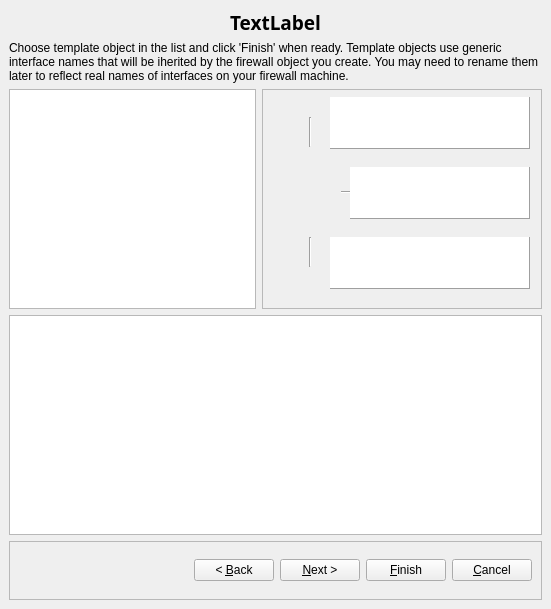
This is src/gui/newfirewalldialog_q.ui in fwbuilder/fwbuilder as Qt 5 draws it before an edit. The edited form follows.
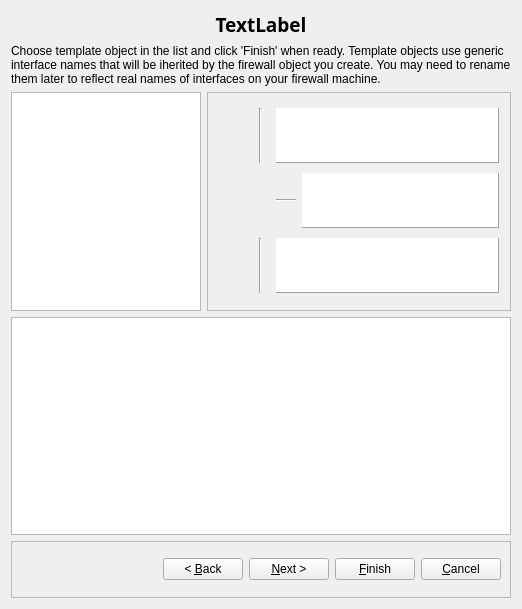
This is the edited form. The open tabs and pages were chosen to show the change. Icons and pictures are not drawn.

Commit message: updated templates.xml, new fireall dialog

```diff
--- a/src/gui/newfirewalldialog_q.ui
+++ b/src/gui/newfirewalldialog_q.ui
@@ -5,19 +5,13 @@
    <rect>
     <x>0</x>
     <y>0</y>
-    <width>551</width>
+    <width>518</width>
     <height>609</height>
    </rect>
   </property>
+  <layout class="QGridLayout" >
+   <item row="0" column="0" >
   <widget class="QLabel" name="titleLabel" >
-   <property name="geometry" >
-    <rect>
-     <x>9</x>
-     <y>9</y>
-     <width>533</width>
-     <height>26</height>
-    </rect>
-   </property>
    <property name="sizePolicy" >
     <sizepolicy vsizetype="Fixed" hsizetype="MinimumExpanding" >
      <horstretch>0</horstretch>
@@ -46,15 +40,9 @@
     <set>Qt::AlignCenter</set>
    </property>
   </widget>
+   </item>
+   <item row="1" column="0" >
   <widget class="QStackedWidget" name="stackedWidget" >
-   <property name="geometry" >
-    <rect>
-     <x>9</x>
-     <y>41</y>
-     <width>533</width>
-     <height>494</height>
-    </rect>
-   </property>
    <property name="minimumSize" >
     <size>
      <width>500</width>
@@ -1125,7 +1113,7 @@
      <item row="1" column="1" >
       <widget class="QFrame" name="frame5" >
        <property name="sizePolicy" >
-        <sizepolicy vsizetype="Preferred" hsizetype="Fixed" >
+          <sizepolicy vsizetype="Preferred" hsizetype="Expanding" >
          <horstretch>0</horstretch>
          <verstretch>0</verstretch>
         </sizepolicy>
@@ -1142,46 +1130,25 @@
        <property name="frameShadow" >
         <enum>QFrame::Sunken</enum>
        </property>
-       <widget class="Line" name="intfDMZLine" >
-        <property name="geometry" >
-         <rect>
-          <x>79</x>
-          <y>77</y>
-          <width>20</width>
-          <height>52</height>
-         </rect>
-        </property>
-        <property name="sizePolicy" >
-         <sizepolicy vsizetype="Fixed" hsizetype="Minimum" >
-          <horstretch>0</horstretch>
-          <verstretch>0</verstretch>
-         </sizepolicy>
-        </property>
-        <property name="minimumSize" >
+         <layout class="QGridLayout" >
+          <item row="0" column="0" >
+           <spacer>
+            <property name="orientation" >
+             <enum>Qt::Horizontal</enum>
+            </property>
+            <property name="sizeType" >
+             <enum>QSizePolicy::Fixed</enum>
+            </property>
+            <property name="sizeHint" >
          <size>
-          <width>20</width>
+              <width>25</width>
           <height>20</height>
          </size>
         </property>
-        <property name="frameShape" >
-         <enum>QFrame::HLine</enum>
-        </property>
-        <property name="frameShadow" >
-         <enum>QFrame::Sunken</enum>
-        </property>
-        <property name="orientation" >
-         <enum>Qt::Horizontal</enum>
-        </property>
-       </widget>
+           </spacer>
+          </item>
+          <item row="0" column="1" >
        <widget class="Line" name="intfOutsideLine" >
-        <property name="geometry" >
-         <rect>
-          <x>38</x>
-          <y>28</y>
-          <width>20</width>
-          <height>30</height>
-         </rect>
-        </property>
         <property name="sizePolicy" >
          <sizepolicy vsizetype="Minimum" hsizetype="Fixed" >
           <horstretch>0</horstretch>
@@ -1204,94 +1171,37 @@
          <enum>Qt::Vertical</enum>
         </property>
        </widget>
-       <widget class="Line" name="intfInsideLine" >
-        <property name="geometry" >
-         <rect>
-          <x>38</x>
-          <y>148</y>
-          <width>20</width>
-          <height>30</height>
-         </rect>
-        </property>
-        <property name="sizePolicy" >
-         <sizepolicy vsizetype="Minimum" hsizetype="Fixed" >
-          <horstretch>0</horstretch>
-          <verstretch>0</verstretch>
-         </sizepolicy>
-        </property>
-        <property name="minimumSize" >
-         <size>
-          <width>20</width>
-          <height>20</height>
-         </size>
-        </property>
-        <property name="frameShape" >
-         <enum>QFrame::VLine</enum>
-        </property>
-        <property name="frameShadow" >
-         <enum>QFrame::Sunken</enum>
-        </property>
-        <property name="orientation" >
-         <enum>Qt::Vertical</enum>
-        </property>
-       </widget>
+          </item>
+          <item row="0" column="2" colspan="2" >
        <widget class="QTextBrowser" name="intfOutsideText" >
-        <property name="geometry" >
-         <rect>
-          <x>68</x>
-          <y>8</y>
-          <width>200</width>
-          <height>52</height>
-         </rect>
-        </property>
-        <property name="frameShape" >
-         <enum>QFrame::Panel</enum>
-        </property>
-        <property name="frameShadow" >
-         <enum>QFrame::Raised</enum>
-        </property>
-       </widget>
-       <widget class="QTextBrowser" name="intfDMZText" >
-        <property name="geometry" >
-         <rect>
-          <x>88</x>
-          <y>78</y>
-          <width>180</width>
-          <height>52</height>
-         </rect>
-        </property>
+            <property name="sizePolicy" >
+             <sizepolicy vsizetype="Fixed" hsizetype="Expanding" >
+              <horstretch>0</horstretch>
+              <verstretch>0</verstretch>
+             </sizepolicy>
+            </property>
+            <property name="maximumSize" >
+             <size>
+              <width>16777215</width>
+              <height>55</height>
+             </size>
+            </property>
         <property name="frameShape" >
          <enum>QFrame::Panel</enum>
         </property>
         <property name="frameShadow" >
          <enum>QFrame::Raised</enum>
         </property>
-       </widget>
-       <widget class="QTextBrowser" name="intfInsideText" >
-        <property name="geometry" >
-         <rect>
-          <x>68</x>
-          <y>148</y>
-          <width>200</width>
-          <height>52</height>
-         </rect>
-        </property>
-        <property name="frameShape" >
-         <enum>QFrame::Panel</enum>
-        </property>
-        <property name="frameShadow" >
-         <enum>QFrame::Raised</enum>
-        </property>
-       </widget>
+            <property name="verticalScrollBarPolicy" >
+             <enum>Qt::ScrollBarAlwaysOff</enum>
+            </property>
+            <property name="horizontalScrollBarPolicy" >
+             <enum>Qt::ScrollBarAlwaysOff</enum>
+            </property>
+           </widget>
+          </item>
+          <item row="1" column="0" colspan="2" >
        <widget class="QLabel" name="pixmapLabel1" >
-        <property name="geometry" >
-         <rect>
-          <x>10</x>
-          <y>70</y>
-          <width>64</width>
-          <height>64</height>
-         </rect>
-        </property>
         <property name="pixmap" >
          <pixmap resource="MainRes.qrc" >:/Icons/firewall_64.png</pixmap>
         </property>
@@ -1302,6 +1212,130 @@
          <bool>false</bool>
         </property>
        </widget>
+          </item>
+          <item row="1" column="2" >
+           <widget class="Line" name="intfDMZLine" >
+            <property name="sizePolicy" >
+             <sizepolicy vsizetype="Fixed" hsizetype="Minimum" >
+              <horstretch>0</horstretch>
+              <verstretch>0</verstretch>
+             </sizepolicy>
+            </property>
+            <property name="minimumSize" >
+             <size>
+              <width>20</width>
+              <height>20</height>
+             </size>
+            </property>
+            <property name="frameShape" >
+             <enum>QFrame::HLine</enum>
+            </property>
+            <property name="frameShadow" >
+             <enum>QFrame::Sunken</enum>
+            </property>
+            <property name="orientation" >
+             <enum>Qt::Horizontal</enum>
+            </property>
+           </widget>
+          </item>
+          <item row="1" column="3" >
+           <widget class="QTextBrowser" name="intfDMZText" >
+            <property name="sizePolicy" >
+             <sizepolicy vsizetype="Fixed" hsizetype="Expanding" >
+              <horstretch>0</horstretch>
+              <verstretch>0</verstretch>
+             </sizepolicy>
+            </property>
+            <property name="maximumSize" >
+             <size>
+              <width>16777215</width>
+              <height>55</height>
+             </size>
+            </property>
+            <property name="frameShape" >
+             <enum>QFrame::Panel</enum>
+            </property>
+            <property name="frameShadow" >
+             <enum>QFrame::Raised</enum>
+            </property>
+            <property name="verticalScrollBarPolicy" >
+             <enum>Qt::ScrollBarAlwaysOff</enum>
+            </property>
+            <property name="horizontalScrollBarPolicy" >
+             <enum>Qt::ScrollBarAlwaysOff</enum>
+            </property>
+           </widget>
+          </item>
+          <item row="2" column="0" >
+           <spacer>
+            <property name="orientation" >
+             <enum>Qt::Horizontal</enum>
+            </property>
+            <property name="sizeType" >
+             <enum>QSizePolicy::Fixed</enum>
+            </property>
+            <property name="sizeHint" >
+             <size>
+              <width>25</width>
+              <height>20</height>
+             </size>
+            </property>
+           </spacer>
+          </item>
+          <item row="2" column="1" >
+           <widget class="Line" name="intfInsideLine" >
+            <property name="sizePolicy" >
+             <sizepolicy vsizetype="Minimum" hsizetype="Fixed" >
+              <horstretch>0</horstretch>
+              <verstretch>0</verstretch>
+             </sizepolicy>
+            </property>
+            <property name="minimumSize" >
+             <size>
+              <width>20</width>
+              <height>20</height>
+             </size>
+            </property>
+            <property name="frameShape" >
+             <enum>QFrame::VLine</enum>
+            </property>
+            <property name="frameShadow" >
+             <enum>QFrame::Sunken</enum>
+            </property>
+            <property name="orientation" >
+             <enum>Qt::Vertical</enum>
+            </property>
+           </widget>
+          </item>
+          <item row="2" column="2" colspan="2" >
+           <widget class="QTextBrowser" name="intfInsideText" >
+            <property name="sizePolicy" >
+             <sizepolicy vsizetype="Fixed" hsizetype="Expanding" >
+              <horstretch>0</horstretch>
+              <verstretch>0</verstretch>
+             </sizepolicy>
+            </property>
+            <property name="maximumSize" >
+             <size>
+              <width>16777215</width>
+              <height>55</height>
+             </size>
+            </property>
+            <property name="frameShape" >
+             <enum>QFrame::Panel</enum>
+            </property>
+            <property name="frameShadow" >
+             <enum>QFrame::Raised</enum>
+            </property>
+            <property name="verticalScrollBarPolicy" >
+             <enum>Qt::ScrollBarAlwaysOff</enum>
+            </property>
+            <property name="horizontalScrollBarPolicy" >
+             <enum>Qt::ScrollBarAlwaysOff</enum>
+            </property>
+           </widget>
+          </item>
+         </layout>
       </widget>
      </item>
      <item row="0" column="0" colspan="2" >
@@ -1321,20 +1355,21 @@
       <widget class="QTextBrowser" name="templateComment" />
      </item>
      <item row="1" column="0" >
-      <widget class="QListWidget" name="templateList" />
+        <widget class="QListWidget" name="templateList" >
+         <property name="maximumSize" >
+          <size>
+           <width>250</width>
+           <height>16777215</height>
+          </size>
+         </property>
+        </widget>
      </item>
     </layout>
    </widget>
   </widget>
+   </item>
+   <item row="2" column="0" >
   <widget class="QFrame" name="frame" >
-   <property name="geometry" >
-    <rect>
-     <x>9</x>
-     <y>541</y>
-     <width>533</width>
-     <height>59</height>
-    </rect>
-   </property>
    <property name="sizePolicy" >
     <sizepolicy vsizetype="Fixed" hsizetype="MinimumExpanding" >
      <horstretch>1</horstretch>
@@ -1418,6 +1453,8 @@
     </item>
    </layout>
   </widget>
+   </item>
+  </layout>
  </widget>
  <layoutdefault spacing="6" margin="11" />
  <tabstops>
```
Left out of the diff: 2 changed lines with no effect on the pictures. Lines whose indentation alone changed are shown as unchanged. The commit also changes 2 other files.
